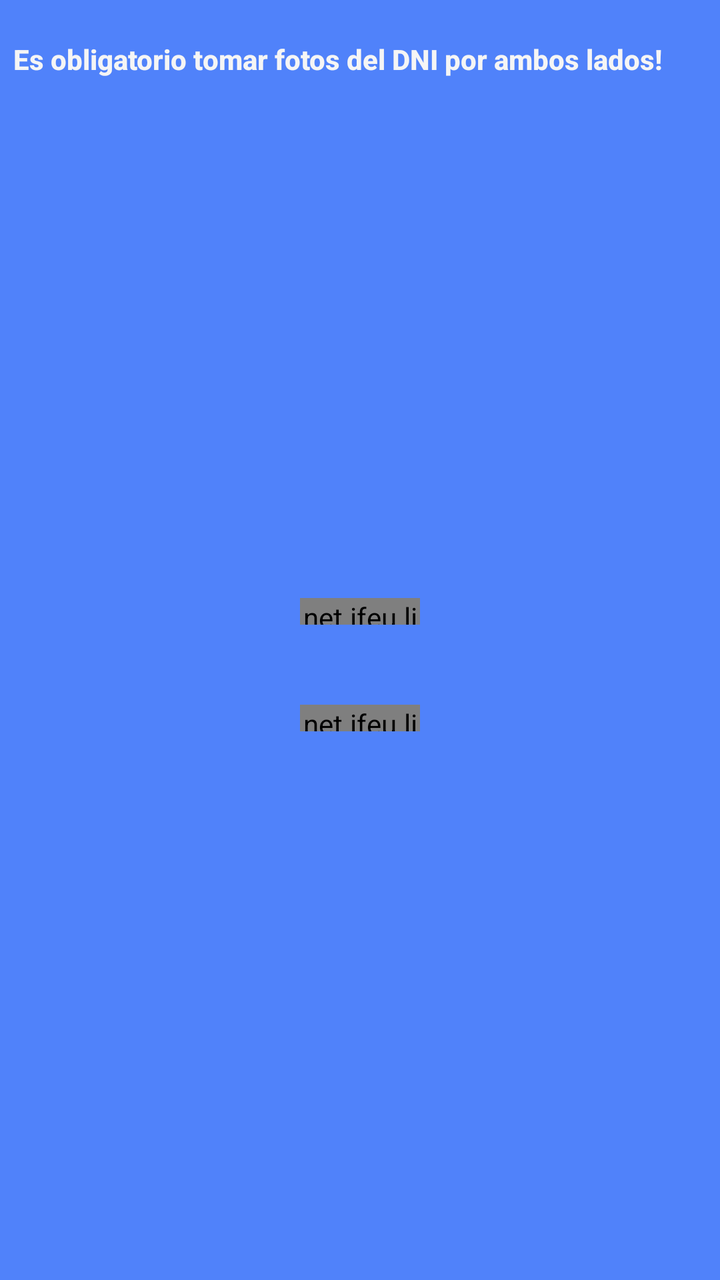
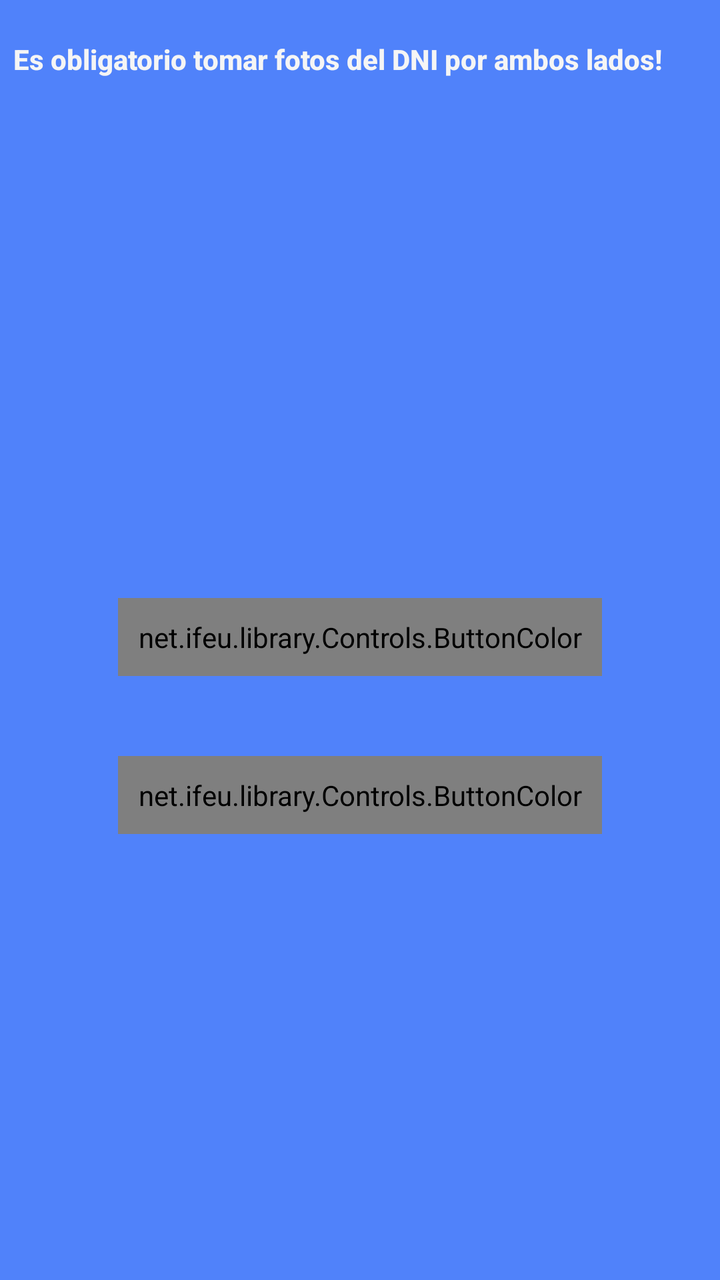

Compare the two renders of this Android layout. The source of the first and the diff that turns it into the second are given below.
<!-- AndroidManifest.xml: application theme AppTheme -->
<!-- res/layout/activity_attachments_dialog.xml -->
<?xml version="1.0" encoding="utf-8"?>
<LinearLayout xmlns:android="http://schemas.android.com/apk/res/android"
    android:orientation="vertical"
    android:layout_width="match_parent"
    android:layout_height="match_parent"
    android:background="@color/Edicards">

        <LinearLayout
            android:layout_width="match_parent"
            android:layout_height="wrap_content"
            android:layout_marginTop="20dp"
            android:layout_marginLeft="20px"
            android:layout_marginRight="20px"
            android:orientation="horizontal" >

            <TextView
                android:layout_width="match_parent"
                android:layout_height="match_parent"
                android:text="Es obligatorio tomar fotos del DNI por ambos lados!"
                android:fontFamily="sans-serif-medium"
                android:textStyle="bold"
                android:layout_gravity="center_vertical"
                android:orientation="vertical"
                android:textColor="@color/WhiteSmoke"/>
        </LinearLayout>

        <LinearLayout
            android:layout_width="wrap_content"
            android:layout_height="wrap_content"
            android:layout_marginTop="20dp"
            android:orientation="horizontal" >

            <LinearLayout
                android:layout_width="match_parent"
                android:layout_height="wrap_content"
                android:layout_marginTop="20dp"
                android:orientation="vertical" >

                <ImageView
                    android:id="@+id/imgFrontPhoto"
                    android:layout_width="400dp"
                    android:layout_height="200dp"></ImageView>

                <net.ifeu.library.Controls.ButtonColor
                    android:id="@+id/btnTakeFrontPhoto"
                    android:layout_marginLeft="20px"
                    android:layout_marginRight="20px"
                    android:layout_width="180px"
                    android:layout_marginBottom="20dp"
                    android:layout_marginTop="20dp"
                    android:layout_height="40px"
                    android:background="@drawable/background_button"
                    android:textColor="@color/Black"
                    android:layout_gravity="center"
                    android:text="Tomar foto anverso"/>

                <net.ifeu.library.Controls.ButtonColor
                    android:id="@+id/btnClose"
                    android:layout_marginLeft="20px"
                    android:layout_marginRight="20px"
                    android:layout_width="180px"
                    android:layout_marginBottom="20dp"
                    android:layout_marginTop="20dp"
                    android:layout_height="40px"
                    android:background="@drawable/background_button"
                    android:textColor="@color/Black"
                    android:layout_gravity="center"
                    android:text="Cerrar Pantalla"/>
            </LinearLayout>


            <LinearLayout
                android:layout_width="wrap_content"
                android:layout_height="wrap_content"
                android:layout_marginTop="20dp"
                android:orientation="vertical" >

                <ImageView
                    android:id="@+id/imgBackPhoto"
                    android:layout_width="400dp"
                    android:layout_height="200dp"></ImageView>

                <net.ifeu.library.Controls.ButtonColor
                    android:id="@+id/btnTakeBackPhoto"
                    android:layout_marginLeft="20px"
                    android:layout_marginRight="20px"
                    android:layout_width="180px"
                    android:layout_marginBottom="20dp"
                    android:layout_marginTop="20dp"
                    android:layout_height="40px"
                    android:background="@drawable/background_button"
                    android:layout_gravity="center"
                    android:textColor="@color/Black"
                    android:text="Tomar foto reverso"/>
            </LinearLayout>
        </LinearLayout>
</LinearLayout>
<!-- resources referenced by this layout -->
<resources>
  <color name="Black">#000000</color>
  <color name="Edicards">#5082FA</color>
  <color name="WhiteSmoke">#F5F5F5</color>
  <!-- drawable background_button (drawable) -->
  <?xml version="1.0" encoding="utf-8"?>
   
  <shape xmlns:android="http://schemas.android.com/apk/res/android" 
       android:shape="rectangle">
      <gradient android:startColor="#AAAAAA" android:endColor="#FFFFFF"
              android:angle="270"/>
      <stroke android:width="2dp"
              android:color="@color/Azure" />
      <corners android:bottomRightRadius="7dp"
          android:bottomLeftRadius="5dp" 
          android:topLeftRadius="5dp"
          android:topRightRadius="7dp"/>    
  </shape>
  <style name="AppTheme" parent="android:Theme.Light">
          <item name="android:fontFamily">sans-serif-light</item>
          <item name="android:textStyle">bold</item>
          <item name="android:textSize">28sp</item>
          <item name="android:text">serif-monospace</item>
          <item name="android:alertDialogTheme">@style/AlertDialogCustom</item>
  
      </style>
  <color name="Azure">#F0FFFF</color>
  <style name="AlertDialogCustom" parent="android:Theme.Holo.Dialog">
          <item name="android:textColor">#00FF00</item>
          <item name="android:typeface">monospace</item>
          <item name="android:textSize">48sp</item>
      </style>
</resources>

<!-- the commit's change to res/layout/activity_attachments_dialog.xml (unified diff, before → after) -->
@@ -43,12 +43,13 @@
 
                 <net.ifeu.library.Controls.ButtonColor
                     android:id="@+id/btnTakeFrontPhoto"
+                    android:padding="10dp"
                     android:layout_marginLeft="20px"
                     android:layout_marginRight="20px"
-                    android:layout_width="180px"
+                    android:layout_width="wrap_content"
                     android:layout_marginBottom="20dp"
                     android:layout_marginTop="20dp"
-                    android:layout_height="40px"
+                    android:layout_height="wrap_content"
                     android:background="@drawable/background_button"
                     android:textColor="@color/Black"
                     android:layout_gravity="center"
@@ -56,12 +57,13 @@
 
                 <net.ifeu.library.Controls.ButtonColor
                     android:id="@+id/btnClose"
+                    android:padding="10dp"
                     android:layout_marginLeft="20px"
                     android:layout_marginRight="20px"
-                    android:layout_width="180px"
+                    android:layout_width="wrap_content"
                     android:layout_marginBottom="20dp"
                     android:layout_marginTop="20dp"
-                    android:layout_height="40px"
+                    android:layout_height="wrap_content"
                     android:background="@drawable/background_button"
                     android:textColor="@color/Black"
                     android:layout_gravity="center"
@@ -82,12 +84,13 @@
 
                 <net.ifeu.library.Controls.ButtonColor
                     android:id="@+id/btnTakeBackPhoto"
+                    android:padding="10dp"
                     android:layout_marginLeft="20px"
                     android:layout_marginRight="20px"
-                    android:layout_width="180px"
+                    android:layout_width="wrap_content"
                     android:layout_marginBottom="20dp"
                     android:layout_marginTop="20dp"
-                    android:layout_height="40px"
+                    android:layout_height="wrap_content"
                     android:background="@drawable/background_button"
                     android:layout_gravity="center"
                     android:textColor="@color/Black"
